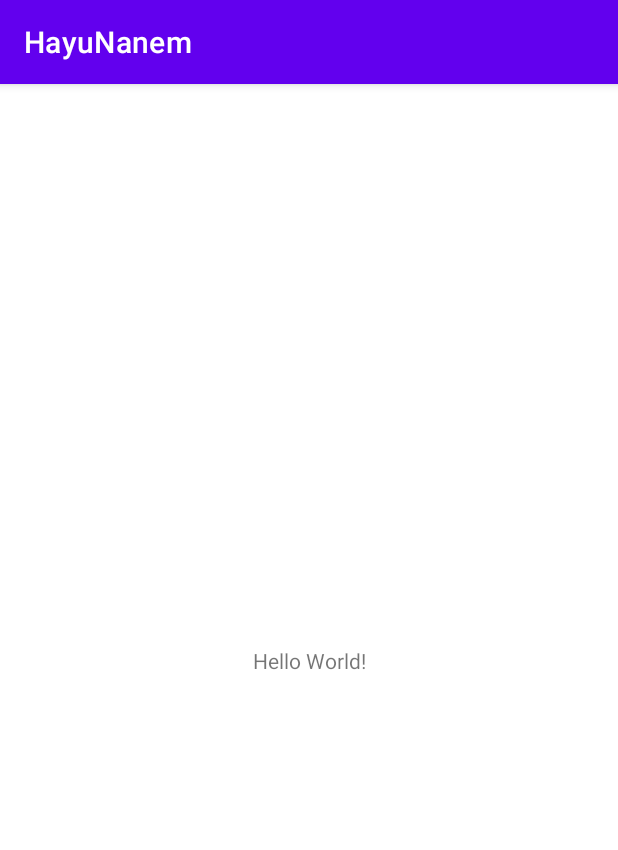
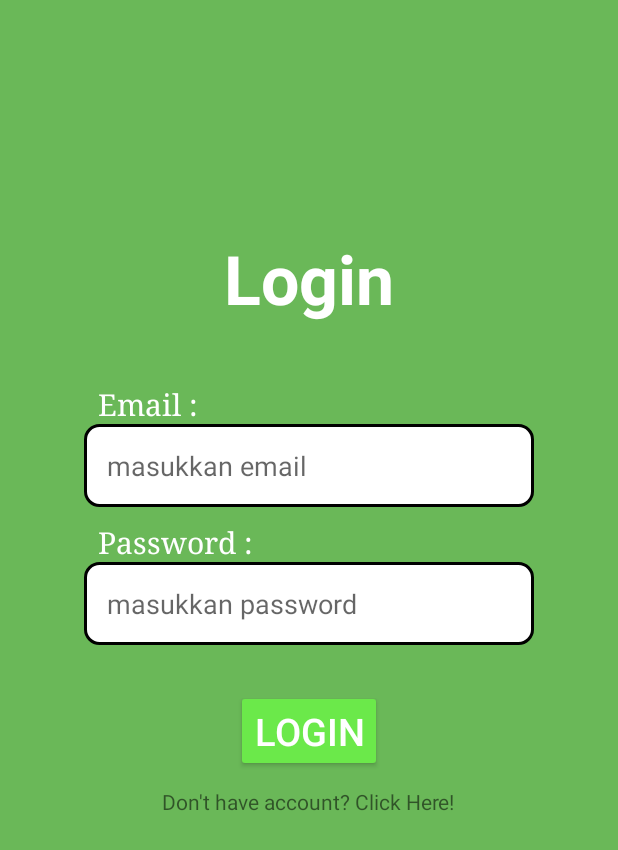
Before and after one commit to ALU-syntax/HayuNanem, an Android app: the screen it shows after launch (MainActivity before the commit, LoginActivity after it), on a phone screen of 412 x 824 dp. Shown: the top 850 px of the screen. Run offline under Robolectric (Android 15) with nearby library versions, the phone set to English and light mode, and no system bars.

Commit message:
Create BackEnd LoginActivity
Without DB

```diff
--- /dev/null
+++ b/app/src/main/java/com/Kelompok1/android/hayunanem/LoginActivity.java
@@ -0,0 +1,51 @@
+package com.Kelompok1.android.hayunanem;
+
+import android.content.Intent;
+import android.os.Bundle;
+import android.view.View;
+import android.widget.Button;
+import android.widget.EditText;
+import android.widget.TextView;
+
+import androidx.annotation.Nullable;
+import androidx.appcompat.app.AppCompatActivity;
+
+public class LoginActivity extends AppCompatActivity {
+
+    private EditText edEmail, edPassword;
+    private Button btnLogin;
+    private TextView txtNewAcc;
+
+    @Override
+    protected void onCreate(@Nullable Bundle savedInstanceState) {
+        super.onCreate(savedInstanceState);
+        setContentView(R.layout.activity_login);
+
+        edEmail = findViewById(R.id.ed_email_login);
+        edPassword = findViewById(R.id.ed_pass_login);
+        btnLogin = findViewById(R.id.btn_login);
+        txtNewAcc = findViewById(R.id.txt_new_acc);
+
+        btnLogin.setOnClickListener(new View.OnClickListener() {
+            @Override
+            public void onClick(View v) {
+                String email = edEmail.getText().toString();
+                String pass = edPassword.getText().toString();
+
+                Intent i = new Intent(LoginActivity.this, MainActivity.class);
+                startActivity(i);
+                finish();
+            }
+        });
+
+        txtNewAcc.setOnClickListener(new View.OnClickListener() {
+            @Override
+            public void onClick(View v) {
+                Intent i = new Intent(LoginActivity.this, RegisterActivity.class);
+                startActivity(i);
+            }
+        });
+
+
+    }
+}
--- a/app/src/main/java/com/Kelompok1/android/hayunanem/SplashScreen.java
+++ b/app/src/main/java/com/Kelompok1/android/hayunanem/SplashScreen.java
@@ -8,7 +8,7 @@ import android.os.Handler;
 
 public class SplashScreen extends AppCompatActivity {
 
-    private int delay = 3000;
+    private int delay = 4500;
 
     @Override
     protected void onCreate(Bundle savedInstanceState) {
@@ -18,7 +18,7 @@ public class SplashScreen extends AppCompatActivity {
         new Handler().postDelayed(new Runnable() {
             @Override
             public void run() {
-                startActivity(new Intent(SplashScreen.this, MainActivity.class));
+                startActivity(new Intent(SplashScreen.this, LoginActivity.class));
                 finish();
             }
         }, delay);
--- a/app/src/main/res/drawable/shape_edit_text.xml
+++ b/app/src/main/res/drawable/shape_edit_text.xml
@@ -4,4 +4,5 @@
 <size android:height="30dp" android:width="300dp"/>
     <solid android:color="@color/white"/>
     <corners android:radius="9dp"/>
+    <stroke android:color="@color/black" android:width="2dp"/>
 </shape>
--- a/app/src/main/res/layout/activity_login.xml
+++ b/app/src/main/res/layout/activity_login.xml
@@ -15,6 +15,7 @@
             android:layout_width="wrap_content"
             android:layout_height="wrap_content"
             android:text="Login"
+            android:textStyle="bold"
             android:textSize="45sp"
             android:layout_gravity="center_horizontal"
             android:layout_marginTop="140dp"
@@ -24,15 +25,18 @@
             android:layout_width="wrap_content"
             android:layout_height="wrap_content"
             android:text="Email :"
+            android:fontFamily="serif"
             android:textSize="20sp"
             android:textColor="@color/white"
             android:layout_marginTop="40dp"
             android:layout_marginLeft="50dp"
             />
         <EditText
+            android:id="@+id/ed_email_login"
             android:layout_width="300dp"
             android:layout_height="wrap_content"
             android:hint="masukkan email"
+            android:textColor="@color/black"
             android:padding="15dp"
             android:layout_gravity="center_horizontal"
             android:background="@drawable/shape_edit_text"
@@ -41,20 +45,25 @@
             android:layout_width="wrap_content"
             android:layout_height="wrap_content"
             android:text="Password :"
+            android:fontFamily="serif"
             android:textSize="20dp"
             android:textColor="@color/white"
             android:layout_marginLeft="50dp"
             android:layout_marginTop="10dp"
             />
         <EditText
+            android:id="@+id/ed_pass_login"
             android:layout_width="300dp"
             android:layout_height="wrap_content"
             android:hint="masukkan password"
+            android:textColor="@color/black"
             android:padding="15dp"
+            android:inputType="textPassword|numberPassword"
             android:layout_gravity="center_horizontal"
             android:background="@drawable/shape_edit_text"
             />
         <Button
+            android:id="@+id/btn_login"
             android:layout_width="wrap_content"
             android:layout_height="wrap_content"
             android:layout_gravity="center_horizontal"
@@ -65,6 +74,15 @@
             android:textColor="@color/white"
             />
 
+        <TextView
+            android:id="@+id/txt_new_acc"
+            android:layout_width="wrap_content"
+            android:layout_height="wrap_content"
+            android:text="Don't have account? Click Here!"
+            android:textColorHighlight="@color/purple_700"
+            android:layout_gravity="center_horizontal"
+            android:layout_marginTop="10dp"/>
+
     </LinearLayout>
 
 
--- a/build.gradle
+++ b/build.gradle
@@ -5,7 +5,7 @@ buildscript {
         mavenCentral()
     }
     dependencies {
-        classpath "com.android.tools.build:gradle:4.2.2"
+        classpath 'com.android.tools.build:gradle:7.0.3'
 
         // NOTE: Do not place your application dependencies here; they belong
         // in the individual module build.gradle files
```
Also changed, not shown: app/build.gradle (+4 -4 lines), app/src/main/AndroidManifest.xml (+7 -1 lines), app/src/main/java/com/Kelompok1/android/hayunanem/RegisterActivity.java (added, +16 -0 lines), app/src/main/res/layout/activity_register.xml (+14 -0 lines), gradle/wrapper/gradle-wrapper.properties.
